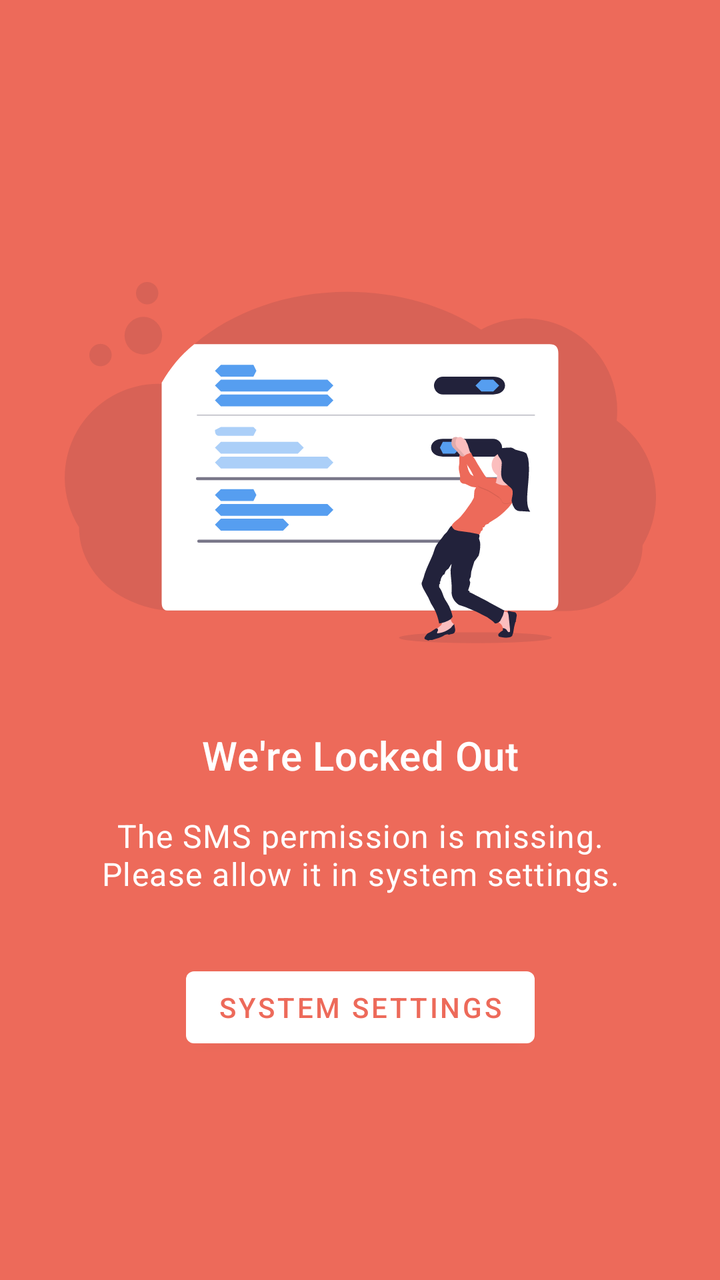
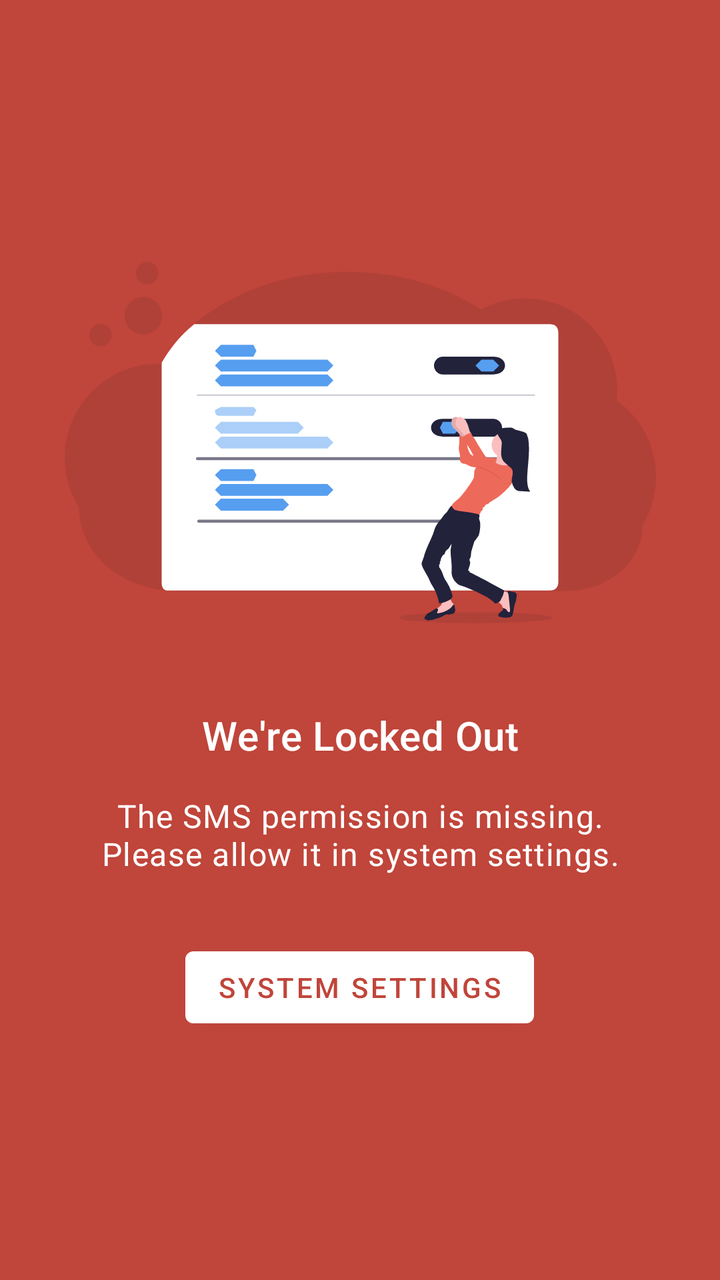

An Android layout rendered at two revisions. The XML below is the earlier revision; the diff shows what the commit changed to produce the second picture.
<!-- AndroidManifest.xml: application theme Theme.SmsHooks.DayNight -->
<!-- res/layout/fragment_permissions_denied.xml -->
<?xml version="1.0" encoding="utf-8"?>
<androidx.constraintlayout.widget.ConstraintLayout
    xmlns:android="http://schemas.android.com/apk/res/android"
    xmlns:app="http://schemas.android.com/apk/res-auto"
    xmlns:tools="http://schemas.android.com/tools"
    android:layout_width="match_parent"
    android:layout_height="match_parent"
    android:background="@color/terraCotta"
    android:paddingStart="32dp"
    android:paddingEnd="32dp"
    tools:context=".PermissionsDeniedFragment">

    <ImageView
        android:id="@+id/drawable"
        android:layout_width="wrap_content"
        android:layout_height="200dp"
        android:adjustViewBounds="true"
        android:contentDescription="@string/img_alt_notify"
        android:gravity="center"
        android:src="@drawable/ic_settings"
        app:layout_constraintBottom_toBottomOf="parent"
        app:layout_constraintEnd_toEndOf="parent"
        app:layout_constraintStart_toStartOf="parent"
        app:layout_constraintTop_toTopOf="parent"
        app:layout_constraintVertical_bias="0.3" />

    <TextView
        android:id="@+id/header"
        android:layout_width="match_parent"
        android:layout_height="wrap_content"
        android:layout_marginTop="32dp"
        android:autoSizeTextType="uniform"
        android:gravity="center_horizontal"
        android:text="@string/title_sms_permission_denied"
        android:textAppearance="?attr/textAppearanceHeadline6"
        android:textColor="@color/white"
        app:layout_constraintEnd_toEndOf="parent"
        app:layout_constraintStart_toStartOf="parent"
        app:layout_constraintTop_toBottomOf="@+id/drawable" />

    <TextView
        android:id="@+id/body"
        android:layout_width="match_parent"
        android:layout_height="wrap_content"
        android:layout_marginTop="16dp"
        android:autoSizeTextType="uniform"
        android:gravity="center_horizontal"
        android:text="@string/text_sms_permission_denied_help"
        android:textAppearance="?attr/textAppearanceBody1"
        android:textColor="@color/white"
        app:layout_constraintEnd_toEndOf="parent"
        app:layout_constraintStart_toStartOf="parent"
        app:layout_constraintTop_toBottomOf="@+id/header" />

    <Button
        android:id="@+id/appInfoButton"
        android:layout_width="wrap_content"
        android:layout_height="wrap_content"
        android:layout_marginTop="32dp"
        android:text="@string/btn_app_settings"
        android:textColor="@color/terraCotta"
        app:backgroundTint="@color/white"
        app:layout_constraintEnd_toEndOf="parent"
        app:layout_constraintStart_toStartOf="parent"
        app:layout_constraintTop_toBottomOf="@+id/body" />

</androidx.constraintlayout.widget.ConstraintLayout>
<!-- resources referenced by this layout -->
<resources>
  <color name="terraCotta">#ED6A5A</color>
  <color name="white">#ffffff</color>
  <!-- drawable ic_settings: vector/xml drawable (drawable, 12887 chars, omitted) -->
  <string name="btn_app_settings">System Settings</string>
  <string name="img_alt_notify">Confirm</string>
  <string name="text_sms_permission_denied_help">The SMS permission is missing. Please allow it in system settings.</string>
  <string name="title_sms_permission_denied">We\'re Locked Out</string>
  <style name="Theme.SmsHooks.DayNight" parent="Theme.MaterialComponents.DayNight.NoActionBar">
          <item name="colorPrimary">@color/littleBoyBlue</item>
          <item name="colorPrimaryDark">@color/black</item>
          <item name="colorPrimaryVariant">@color/lightSkyBlue</item>
          <item name="colorOnPrimary">@color/white</item>
          <item name="colorAccent">@color/denim</item>
          <item name="colorSecondary">@color/fuzzyWuzzy</item>
          <item name="colorSecondaryVariant">@color/mantis</item>
          <item name="colorOnSecondary">@color/black</item>
      </style>
  <color name="littleBoyBlue">#569EF0</color>
  <color name="black">#000000</color>
  <color name="lightSkyBlue">#98D6FF</color>
  <color name="denim">#1060BC</color>
  <color name="fuzzyWuzzy">#C66C72</color>
  <color name="mantis">#78BC61</color>
</resources>

<!-- the commit's change to res/layout/fragment_permissions_denied.xml (unified diff, before → after) -->
@@ -1,67 +1,58 @@
 <?xml version="1.0" encoding="utf-8"?>
-<androidx.constraintlayout.widget.ConstraintLayout
-    xmlns:android="http://schemas.android.com/apk/res/android"
+<ScrollView xmlns:android="http://schemas.android.com/apk/res/android"
     xmlns:app="http://schemas.android.com/apk/res-auto"
     xmlns:tools="http://schemas.android.com/tools"
     android:layout_width="match_parent"
     android:layout_height="match_parent"
     android:background="@color/terraCotta"
-    android:paddingStart="32dp"
-    android:paddingEnd="32dp"
+    android:fillViewport="true"
     tools:context=".PermissionsDeniedFragment">
 
-    <ImageView
-        android:id="@+id/drawable"
-        android:layout_width="wrap_content"
-        android:layout_height="200dp"
-        android:adjustViewBounds="true"
-        android:contentDescription="@string/img_alt_notify"
-        android:gravity="center"
-        android:src="@drawable/ic_settings"
-        app:layout_constraintBottom_toBottomOf="parent"
-        app:layout_constraintEnd_toEndOf="parent"
-        app:layout_constraintStart_toStartOf="parent"
-        app:layout_constraintTop_toTopOf="parent"
-        app:layout_constraintVertical_bias="0.3" />
-
-    <TextView
-        android:id="@+id/header"
+    <LinearLayout
         android:layout_width="match_parent"
         android:layout_height="wrap_content"
-        android:layout_marginTop="32dp"
-        android:autoSizeTextType="uniform"
-        android:gravity="center_horizontal"
-        android:text="@string/title_sms_permission_denied"
-        android:textAppearance="?attr/textAppearanceHeadline6"
-        android:textColor="@color/white"
-        app:layout_constraintEnd_toEndOf="parent"
-        app:layout_constraintStart_toStartOf="parent"
-        app:layout_constraintTop_toBottomOf="@+id/drawable" />
+        android:gravity="center"
+        android:orientation="vertical"
+        android:paddingStart="32dp"
+        android:paddingTop="24dp"
+        android:paddingEnd="32dp"
+        android:paddingBottom="24dp">
 
-    <TextView
-        android:id="@+id/body"
-        android:layout_width="match_parent"
-        android:layout_height="wrap_content"
-        android:layout_marginTop="16dp"
-        android:autoSizeTextType="uniform"
-        android:gravity="center_horizontal"
-        android:text="@string/text_sms_permission_denied_help"
-        android:textAppearance="?attr/textAppearanceBody1"
-        android:textColor="@color/white"
-        app:layout_constraintEnd_toEndOf="parent"
-        app:layout_constraintStart_toStartOf="parent"
-        app:layout_constraintTop_toBottomOf="@+id/header" />
+        <ImageView
+            android:id="@+id/drawable"
+            android:layout_width="wrap_content"
+            android:layout_height="200dp"
+            android:adjustViewBounds="true"
+            android:contentDescription="@string/img_alt_notify"
+            android:src="@drawable/ic_settings" />
 
-    <Button
-        android:id="@+id/appInfoButton"
-        android:layout_width="wrap_content"
-        android:layout_height="wrap_content"
-        android:layout_marginTop="32dp"
-        android:text="@string/btn_app_settings"
-        android:textColor="@color/terraCotta"
-        app:backgroundTint="@color/white"
-        app:layout_constraintEnd_toEndOf="parent"
-        app:layout_constraintStart_toStartOf="parent"
-        app:layout_constraintTop_toBottomOf="@+id/body" />
+        <TextView
+            android:id="@+id/header"
+            android:layout_width="match_parent"
+            android:layout_height="wrap_content"
+            android:layout_marginTop="32dp"
+            android:gravity="center_horizontal"
+            android:text="@string/title_sms_permission_denied"
+            android:textAppearance="?attr/textAppearanceHeadline6"
+            android:textColor="@color/white" />
 
-</androidx.constraintlayout.widget.ConstraintLayout>
+        <TextView
+            android:id="@+id/body"
+            android:layout_width="match_parent"
+            android:layout_height="wrap_content"
+            android:layout_marginTop="16dp"
+            android:gravity="center_horizontal"
+            android:text="@string/text_sms_permission_denied_help"
+            android:textAppearance="?attr/textAppearanceBody1"
+            android:textColor="@color/white" />
+
+        <Button
+            android:id="@+id/appInfoButton"
+            android:layout_width="wrap_content"
+            android:layout_height="wrap_content"
+            android:layout_marginTop="32dp"
+            android:text="@string/btn_app_settings"
+            android:textColor="@color/terraCotta"
+            app:backgroundTint="@color/white" />
+    </LinearLayout>
+</ScrollView>
<!-- resource entries referenced after the edit -->
@@ -1,6 +1,6 @@
 <!-- resources referenced by this layout -->
 <resources>
-  <color name="terraCotta">#ED6A5A</color>
+  <color name="terraCotta">#C0453A</color>
   <color name="white">#ffffff</color>
   <!-- drawable ic_settings: vector/xml drawable (drawable, 12887 chars, omitted) -->
   <string name="btn_app_settings">System Settings</string>
